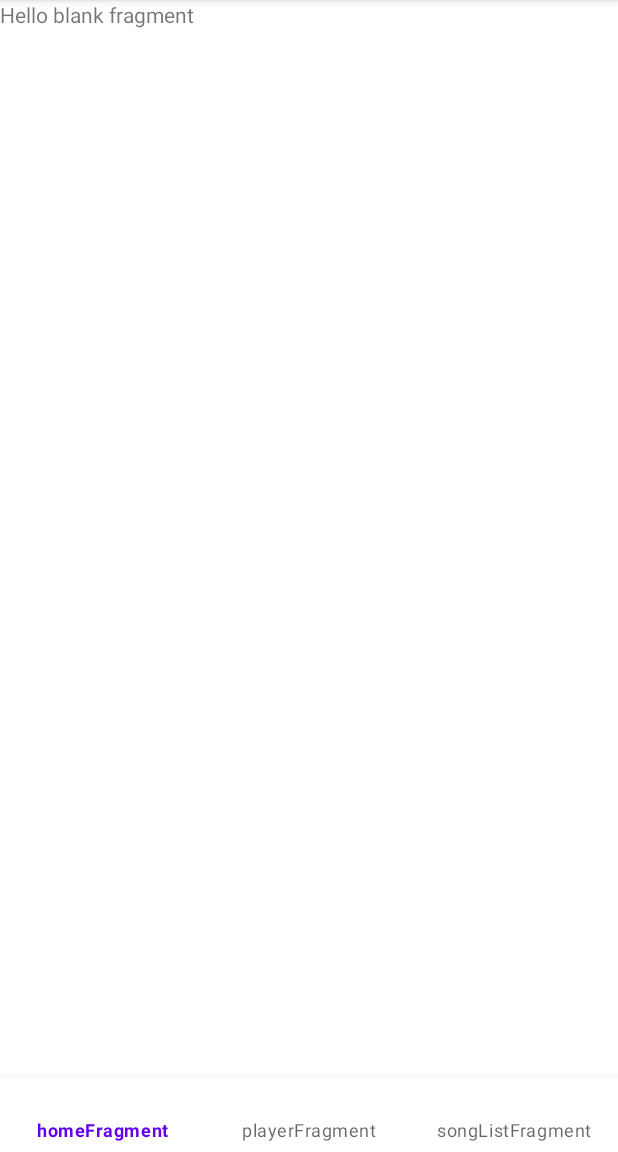
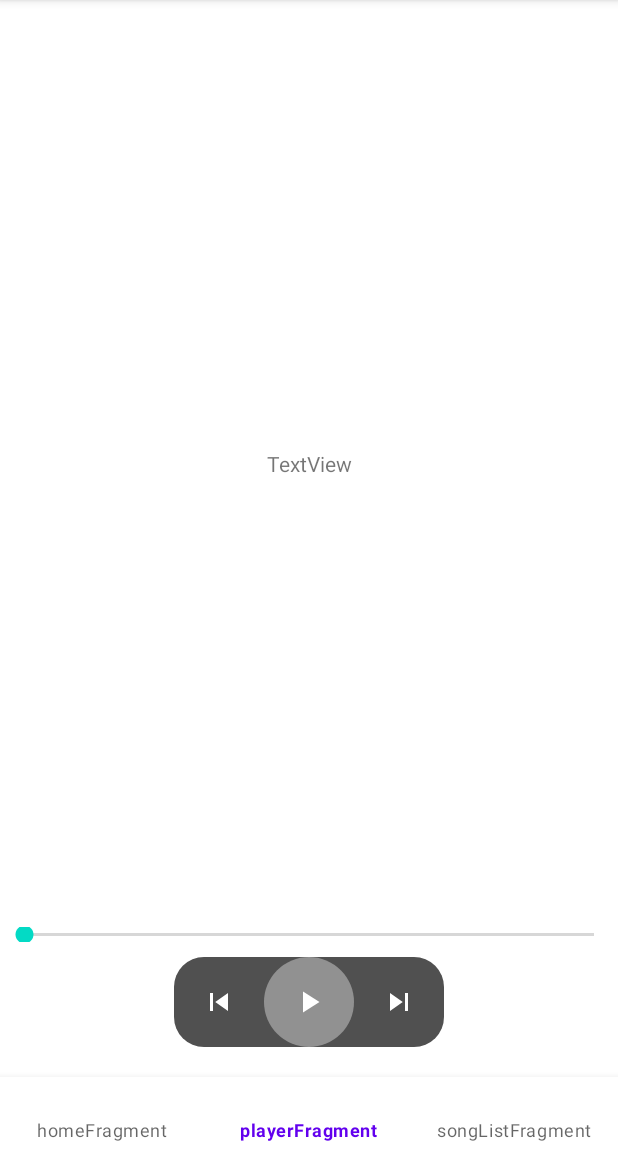
Before and after one commit to adrpien/MusicPlayerApp, an Android app: the PlayerFragment screen opened through its navigation route, on a phone screen of 412 x 824 dp, the part 84-1236 px from its top. Run offline under Robolectric (Android 15) with nearby library versions, the phone set to English and light mode, and no system bars; our stand-ins replace navigation-ui; 1 statement that could not run was skipped.

Commit message:
- player service implementation 28/08/22

```diff
--- a/app/src/main/java/com/adrpien/musicplayerapp/App.kt
+++ b/app/src/main/java/com/adrpien/musicplayerapp/App.kt
@@ -21,7 +21,7 @@ class App: Application() {
             // Creating notification channel
             val playerServiceChannel = NotificationChannel(
                 PLAYER_CHANNEL,
-                "",
+                "Player channel",
                 NotificationManager.IMPORTANCE_DEFAULT
             )
 
--- a/app/src/main/java/com/adrpien/musicplayerapp/MainActivity.kt
+++ b/app/src/main/java/com/adrpien/musicplayerapp/MainActivity.kt
@@ -2,7 +2,9 @@ package com.adrpien.musicplayerapp
 
 import androidx.appcompat.app.AppCompatActivity
 import android.os.Bundle
+import androidx.navigation.Navigation
 import androidx.navigation.findNavController
+import androidx.navigation.ui.NavigationUI
 import androidx.navigation.ui.setupWithNavController
 import com.adrpien.musicplayerapp.databinding.ActivityMainBinding
 
@@ -16,6 +18,7 @@ class MainActivity : AppCompatActivity() {
         setContentView(binding.root)
 
         // Setting bottomNaviationMenu
+        //NavigationUI.setupWithNavController(binding.bottomNavigationMenu, findNavController(R.id.fragmentContainerView))
         binding.bottomNavigationMenu.setupWithNavController(findNavController(R.id.fragmentContainerView))
 
     }
--- a/app/src/main/java/com/adrpien/musicplayerapp/PlayerFragment.kt
+++ b/app/src/main/java/com/adrpien/musicplayerapp/PlayerFragment.kt
@@ -1,15 +1,29 @@
 package com.adrpien.musicplayerapp
 
+import android.content.Intent
+import android.content.res.Resources
+import android.graphics.Bitmap
+import android.media.MediaPlayer
 import android.os.Bundle
 import androidx.fragment.app.Fragment
 import android.view.LayoutInflater
 import android.view.View
 import android.view.ViewGroup
+import android.view.animation.AnimationUtils
+import androidx.core.content.res.ResourcesCompat
 import com.adrpien.musicplayerapp.databinding.FragmentPlayerBinding
-
+import java.util.*
+import kotlin.concurrent.timerTask
 
 
 class PlayerFragment : Fragment() {
+
+    private var currentPosition: Long = 0
+    private var isPlaying: Boolean = false
+    private lateinit var mediaPlayer: MediaPlayer
+
+    // lazy
+    private val rotateAnimation by lazy { AnimationUtils.loadAnimation(requireContext(), R.anim.player_button_rotation) }
 
     private var _binding: FragmentPlayerBinding? = null
     private val binding
@@ -25,6 +39,48 @@ class PlayerFragment : Fragment() {
         return binding.root
     }
 
+    override fun onViewCreated(view: View, savedInstanceState: Bundle?) {
+        super.onViewCreated(view, savedInstanceState)
+
+        // playerServiceIntent
+        val playerServiceIntent = Intent(activity , PlayerService::class.java)
+
+
+
+        // Play, next, back buttons implementations
+        binding.playerNextButton.setImageDrawable(ResourcesCompat.getDrawable(resources, R.drawable.next_button, null))
+        binding.playerBackButton.setImageDrawable(ResourcesCompat.getDrawable(resources, R.drawable.back_button, null))
+        binding.playerPlayButton.setImageDrawable(ResourcesCompat.getDrawable(resources, R.drawable.play_button, null))
+        binding.playerPlayButton.setOnClickListener {
+            if(isPlaying){
+                binding.playerPlayButton.setImageDrawable(ResourcesCompat.getDrawable(resources, R.drawable.play_button, null))
+                binding.playerPlayButton.startAnimation(rotateAnimation)
+                requireActivity().stopService(playerServiceIntent)
+                isPlaying = false
+            } else {
+                binding.playerPlayButton.setImageDrawable(ResourcesCompat.getDrawable(resources, R.drawable.pause_button, null))
+                binding.playerPlayButton.startAnimation(rotateAnimation)
+                requireActivity().startService(playerServiceIntent)
+                isPlaying = true
+            }
+        }
+
+        // TODO mediaPlayer initialization
+        // Here
+
+        // Timer implementation
+        val timer = Timer()
+        if(mediaPlayer != null && mediaPlayer.isPlaying){
+            timer.scheduleAtFixedRate(timerTask {
+                currentPosition = mediaPlayer.currentPosition.toLong()
+                binding.textView.text = currentPosition.toString()
+            },0,1000)
+        } else {
+            timer.cancel()
+            timer.purge()
+        }
+    }
+
     override fun onDestroy() {
         super.onDestroy()
         _binding = null
--- a/app/src/main/java/com/adrpien/musicplayerapp/PlayerService.kt
+++ b/app/src/main/java/com/adrpien/musicplayerapp/PlayerService.kt
@@ -8,12 +8,16 @@ import android.media.MediaPlayer
 import android.os.IBinder
 import androidx.core.app.NotificationCompat
 import com.adrpien.musicplayerapp.App.Companion.PLAYER_CHANNEL
+import java.util.*
+import kotlin.concurrent.timerTask
 
 class PlayerService: Service() {
 
+    var songDuration: Long = 0
+
     private val intentRequestCode: Int = 0
     private lateinit var mediaPlayer: MediaPlayer
-    private var isPlaying: Boolean = false
+    var isPlaying: Boolean = false
 
     override fun onBind(intent: Intent?): IBinder? {
        return null
@@ -21,6 +25,7 @@ class PlayerService: Service() {
 
     override fun onStartCommand(intent: Intent?, flags: Int, startId: Int): Int {
 
+        // Creating pending intent for notification
         if (!isPlaying) {
             // Creating pending intent
             val intent = Intent(this, MainActivity::class.java)
@@ -44,6 +49,8 @@ class PlayerService: Service() {
             mediaPlayer = MediaPlayer.create(this, R.raw.taco_hemingway_europa)
             mediaPlayer.start()
             isPlaying = true
+            songDuration = mediaPlayer.duration.toLong()
+
 
             // Starting Service
             startForeground(0, notification)
--- /dev/null
+++ b/app/src/main/res/drawable-v24/player_back_button.xml
@@ -0,0 +1,14 @@
+<?xml version="1.0" encoding="utf-8"?>
+<shape xmlns:android="http://schemas.android.com/apk/res/android"
+    android:shape="rectangle">
+
+    <solid
+        android:color="@color/grey">
+    </solid>
+
+    <corners
+        android:topLeftRadius="20dp"
+        android:bottomLeftRadius="20dp"
+        >
+    </corners>
+</shape>
--- /dev/null
+++ b/app/src/main/res/drawable-v24/player_next_button.xml
@@ -0,0 +1,14 @@
+<?xml version="1.0" encoding="utf-8"?>
+<shape xmlns:android="http://schemas.android.com/apk/res/android"
+    android:shape="rectangle">
+
+    <solid
+        android:color="@color/grey">
+    </solid>
+
+    <corners
+        android:topRightRadius="20dp"
+        android:bottomRightRadius="20dp"
+        >
+    </corners>
+</shape>
--- /dev/null
+++ b/app/src/main/res/drawable-v24/player_play_button.xml
@@ -0,0 +1,20 @@
+<?xml version="1.0" encoding="utf-8"?>
+<layer-list xmlns:android="http://schemas.android.com/apk/res/android">
+    <item>
+        <shape
+            android:shape="rectangle">
+            <solid
+                android:color="@color/grey">
+            </solid>
+
+        </shape>
+    </item>
+    <item>
+        <shape android:shape="oval">
+            <solid
+                android:color="@color/light_grey">
+            </solid>
+        </shape>
+    </item>
+
+</layer-list>
--- /dev/null
+++ b/app/src/main/res/drawable/back_button.xml
@@ -0,0 +1,10 @@
+<vector xmlns:android="http://schemas.android.com/apk/res/android"
+    android:width="24dp"
+    android:height="24dp"
+    android:viewportWidth="24"
+    android:viewportHeight="24"
+    android:tint="?attr/colorControlNormal">
+  <path
+      android:fillColor="@android:color/white"
+      android:pathData="M6,6h2v12L6,18zM9.5,12l8.5,6L18,6z"/>
+</vector>
--- /dev/null
+++ b/app/src/main/res/drawable/next_button.xml
@@ -0,0 +1,10 @@
+<vector xmlns:android="http://schemas.android.com/apk/res/android"
+    android:width="24dp"
+    android:height="24dp"
+    android:viewportWidth="24"
+    android:viewportHeight="24"
+    android:tint="?attr/colorControlNormal">
+  <path
+      android:fillColor="@android:color/white"
+      android:pathData="M6,18l8.5,-6L6,6v12zM16,6v12h2V6h-2z"/>
+</vector>
--- /dev/null
+++ b/app/src/main/res/drawable/pause_button.xml
@@ -0,0 +1,10 @@
+<vector xmlns:android="http://schemas.android.com/apk/res/android"
+    android:width="24dp"
+    android:height="24dp"
+    android:viewportWidth="24"
+    android:viewportHeight="24"
+    android:tint="?attr/colorControlNormal">
+  <path
+      android:fillColor="@android:color/white"
+      android:pathData="M6,19h4L10,5L6,5v14zM14,5v14h4L18,5h-4z"/>
+</vector>
--- /dev/null
+++ b/app/src/main/res/drawable/play_button.xml
@@ -0,0 +1,10 @@
+<vector xmlns:android="http://schemas.android.com/apk/res/android"
+    android:width="24dp"
+    android:height="24dp"
+    android:viewportWidth="24"
+    android:viewportHeight="24"
+    android:tint="?attr/colorControlNormal">
+  <path
+      android:fillColor="@android:color/white"
+      android:pathData="M8,5v14l11,-7z"/>
+</vector>
--- a/app/src/main/res/layout/fragment_player.xml
+++ b/app/src/main/res/layout/fragment_player.xml
@@ -1,14 +1,64 @@
 <?xml version="1.0" encoding="utf-8"?>
-<FrameLayout xmlns:android="http://schemas.android.com/apk/res/android"
+<androidx.constraintlayout.widget.ConstraintLayout xmlns:android="http://schemas.android.com/apk/res/android"
+    xmlns:app="http://schemas.android.com/apk/res-auto"
     xmlns:tools="http://schemas.android.com/tools"
+    android:id="@+id/frameLayout"
     android:layout_width="match_parent"
     android:layout_height="match_parent"
     tools:context=".PlayerFragment">
 
-    <!-- TODO: Update blank fragment layout -->
+
+    <LinearLayout
+        android:id="@+id/linearLayout"
+        android:layout_width="wrap_content"
+        android:layout_height="wrap_content"
+        android:layout_marginBottom="20dp"
+        android:orientation="horizontal"
+        app:layout_constraintBottom_toBottomOf="parent"
+        app:layout_constraintEnd_toEndOf="parent"
+        app:layout_constraintStart_toStartOf="parent">
+
+        <ImageButton
+            android:id="@+id/playerBackButton"
+            android:layout_width="@dimen/player_button_size"
+            android:layout_height="@dimen/player_button_size"
+            android:background="@drawable/player_back_button"
+            android:src="@drawable/player_back_button"
+
+            />
+
+        <ImageButton
+            android:id="@+id/playerPlayButton"
+            android:layout_width="@dimen/player_button_size"
+            android:layout_height="@dimen/player_button_size"
+            android:background="@drawable/player_play_button" />
+
+        <ImageButton
+            android:id="@+id/playerNextButton"
+            android:layout_width="@dimen/player_button_size"
+            android:layout_height="@dimen/player_button_size"
+            android:background="@drawable/player_next_button"
+            android:src="@drawable/player_next_button"
+
+            />
+
+    </LinearLayout>
+
     <TextView
+        android:id="@+id/textView"
+        android:layout_width="wrap_content"
+        android:layout_height="wrap_content"
+        android:text="TextView"
+        app:layout_constraintBottom_toTopOf="@+id/songTimeBar"
+        app:layout_constraintEnd_toEndOf="parent"
+        app:layout_constraintStart_toStartOf="parent"
+        app:layout_constraintTop_toTopOf="parent" />
+
+    <SeekBar
+        android:id="@+id/songTimeBar"
         android:layout_width="match_parent"
-        android:layout_height="match_parent"
-        android:text="@string/hello_blank_fragment" />
+        android:layout_height="10dp"
+        app:layout_constraintBottom_toTopOf="@+id/linearLayout"
+        android:layout_marginBottom="10dp"/>
 
-</FrameLayout>
+</androidx.constraintlayout.widget.ConstraintLayout>
--- a/app/src/main/res/menu/nav_menu.xml
+++ b/app/src/main/res/menu/nav_menu.xml
@@ -1,7 +1,10 @@
 <?xml version="1.0" encoding="utf-8"?>
 <menu xmlns:android="http://schemas.android.com/apk/res/android">
 
-    <item android:title="homeFragment" />
-    <item android:title="playerFragment" />
-    <item android:title="songListFragment" />
+    <item android:title="homeFragment"
+        android:id="@+id/homeFragment"/>
+    <item android:title="playerFragment"
+        android:id="@+id/playerFragment"/>
+    <item android:title="songListFragment"
+        android:id="@+id/songListFragment"/>
 </menu>
--- a/app/src/main/res/values/colors.xml
+++ b/app/src/main/res/values/colors.xml
@@ -7,4 +7,6 @@
     <color name="teal_700">#FF018786</color>
     <color name="black">#FF000000</color>
     <color name="white">#FFFFFFFF</color>
+    <color name="grey">#505050</color>
+    <color name="light_grey">#919191</color>
 </resources>
--- /dev/null
+++ b/app/src/main/res/values/dimens.xml
@@ -0,0 +1,4 @@
+<?xml version="1.0" encoding="utf-8"?>
+<resources>
+    <dimen name="player_button_size">60dp</dimen>
+</resources>
```
Also changed, not shown: app/build.gradle (+4 -14 lines), app/src/main/res/anim/player_button_rotation.xml (added, +11 -0 lines).
